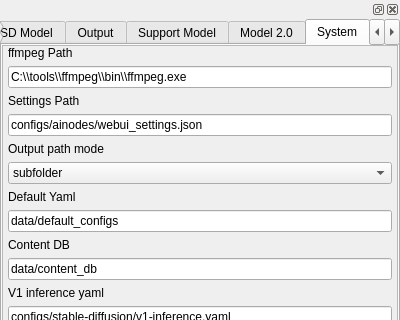
Above: frontend/ui/system_config.ui from osi1880vr/sd_ui before the change; both pictures show x 0 to 400 and y 0 to 320 of the 400 by 698 pixel window. Below: the same form after it.
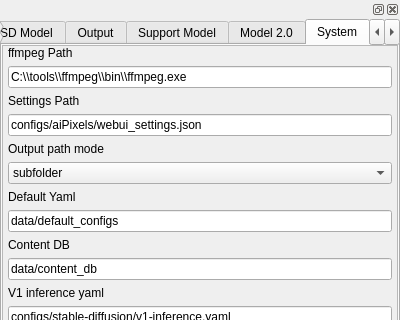
That is the form after the change. The open tabs and pages were chosen to show the change.

```diff
--- a/frontend/ui/system_config.ui
+++ b/frontend/ui/system_config.ui
@@ -663,7 +663,7 @@
                <item>
                 <widget class="QLineEdit" name="settingsPath">
                  <property name="text">
-                  <string>configs/ainodes/webui_settings.json</string>
+                  <string>configs/aiPixels/webui_settings.json</string>
                  </property>
                 </widget>
                </item>
```
